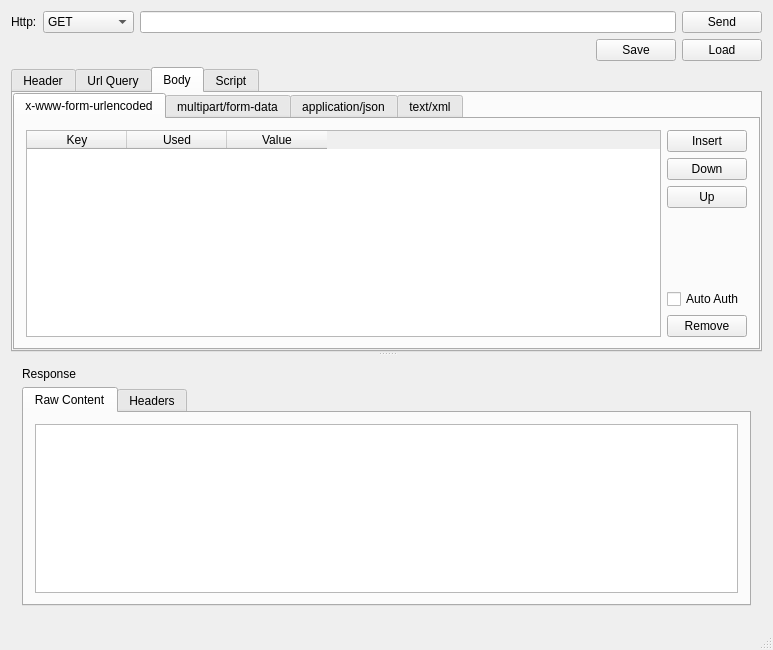
jadderbao/http-post-test, file httppost.ui: the form before one commit.
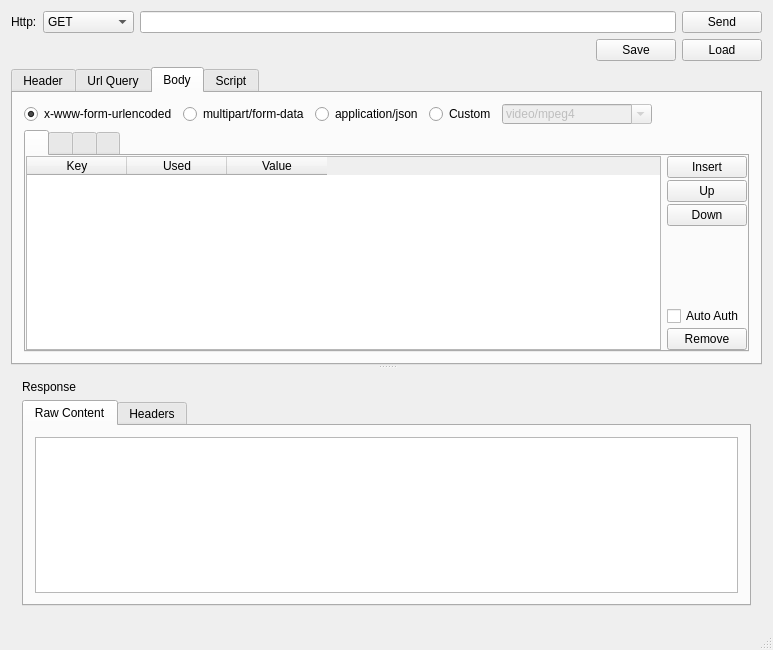
The form after the commit. Custom widgets are drawn as their Qt base class.

What changed in the file:
```diff
--- a/httppost.ui
+++ b/httppost.ui
@@ -163,13 +163,6 @@
              </property>
             </widget>
            </item>
-           <item>
-            <widget class="QPushButton" name="pushButtonHeadersDown">
-             <property name="text">
-              <string>Down</string>
-             </property>
-            </widget>
-           </item>
            <item>
             <widget class="QPushButton" name="pushButtonHeadersUp">
              <property name="text">
@@ -177,6 +170,13 @@
              </property>
             </widget>
            </item>
+           <item>
+            <widget class="QPushButton" name="pushButtonHeadersDown">
+             <property name="text">
+              <string>Down</string>
+             </property>
+            </widget>
+           </item>
            <item>
             <spacer name="verticalSpacer">
              <property name="orientation">
@@ -237,13 +237,6 @@
              </property>
             </widget>
            </item>
-           <item>
-            <widget class="QPushButton" name="pushButtonQueryDown">
-             <property name="text">
-              <string>Down</string>
-             </property>
-            </widget>
-           </item>
            <item>
             <widget class="QPushButton" name="pushButtonQueryUp">
              <property name="text">
@@ -251,6 +244,13 @@
              </property>
             </widget>
            </item>
+           <item>
+            <widget class="QPushButton" name="pushButtonQueryDown">
+             <property name="text">
+              <string>Down</string>
+             </property>
+            </widget>
+           </item>
            <item>
             <spacer name="verticalSpacer_4">
              <property name="orientation">
@@ -283,41 +283,118 @@
         </layout>
        </widget>
        <widget class="QWidget" name="tabBody">
+        <property name="enabled">
+         <bool>true</bool>
+        </property>
         <attribute name="title">
          <string>Body</string>
         </attribute>
         <layout class="QVBoxLayout" name="verticalLayout_3">
-         <property name="spacing">
-          <number>2</number>
-         </property>
-         <property name="leftMargin">
-          <number>0</number>
-         </property>
-         <property name="topMargin">
-          <number>0</number>
-         </property>
-         <property name="rightMargin">
-          <number>0</number>
-         </property>
-         <property name="bottomMargin">
-          <number>0</number>
-         </property>
+         <item>
+          <layout class="QHBoxLayout" name="horizontalLayout_8">
+           <item>
+            <widget class="QRadioButton" name="radioButtonUrlEncoded">
+             <property name="text">
+              <string>x-www-form-urlencoded</string>
+             </property>
+             <property name="checked">
+              <bool>true</bool>
+             </property>
+            </widget>
+           </item>
+           <item>
+            <widget class="QRadioButton" name="radioButtonFormData">
+             <property name="text">
+              <string>multipart/form-data</string>
+             </property>
+            </widget>
+           </item>
+           <item>
+            <widget class="QRadioButton" name="radioButtonJson">
+             <property name="text">
+              <string>application/json</string>
+             </property>
+            </widget>
+           </item>
+           <item>
+            <widget class="QRadioButton" name="radioButtonCustom">
+             <property name="text">
+              <string>Custom</string>
+             </property>
+            </widget>
+           </item>
+           <item>
+            <widget class="QComboBox" name="comboBoxCustom">
+             <property name="enabled">
+              <bool>false</bool>
+             </property>
+             <property name="minimumSize">
+              <size>
+               <width>150</width>
+               <height>1</height>
+              </size>
+             </property>
+             <property name="editable">
+              <bool>true</bool>
+             </property>
+             <item>
+              <property name="text">
+               <string>video/mpeg4</string>
+              </property>
+             </item>
+             <item>
+              <property name="text">
+               <string>audio/rn-mpeg</string>
+              </property>
+             </item>
+            </widget>
+           </item>
+           <item>
+            <spacer name="horizontalSpacer_2">
+             <property name="orientation">
+              <enum>Qt::Horizontal</enum>
+             </property>
+             <property name="sizeHint" stdset="0">
+              <size>
+               <width>40</width>
+               <height>20</height>
+              </size>
+             </property>
+            </spacer>
+           </item>
+          </layout>
+         </item>
          <item>
           <widget class="QTabWidget" name="tabWidgetPostBody">
-           <property name="tabShape">
-            <enum>QTabWidget::Rounded</enum>
+           <property name="tabletTracking">
+            <bool>false</bool>
+           </property>
+           <property name="autoFillBackground">
+            <bool>false</bool>
            </property>
            <property name="currentIndex">
             <number>0</number>
            </property>
-           <property name="elideMode">
-            <enum>Qt::ElideMiddle</enum>
-           </property>
-           <widget class="QWidget" name="tabPostKeyValue">
+           <widget class="QWidget" name="tabWidgetPostBodyPageUrlEncode">
             <attribute name="title">
-             <string>x-www-form-urlencoded</string>
+             <string/>
             </attribute>
             <layout class="QHBoxLayout" name="horizontalLayout_2">
+             <property name="spacing">
+              <number>6</number>
+             </property>
+             <property name="leftMargin">
+              <number>0</number>
+             </property>
+             <property name="topMargin">
+              <number>0</number>
+             </property>
+             <property name="rightMargin">
+              <number>0</number>
+             </property>
+             <property name="bottomMargin">
+              <number>0</number>
+             </property>
              <item>
               <widget class="key_value_table_widget" name="tableWidgetUrlEncode">
                <property name="styleSheet">
@@ -342,6 +419,9 @@
              </item>
              <item>
               <layout class="QVBoxLayout" name="verticalLayout_6">
+               <property name="spacing">
+                <number>2</number>
+               </property>
                <item>
                 <widget class="QPushButton" name="pushButtonInsert">
                  <property name="text">
@@ -349,13 +429,6 @@
                  </property>
                 </widget>
                </item>
-               <item>
-                <widget class="QPushButton" name="pushButtonUrlEncodeDown">
-                 <property name="text">
-                  <string>Down</string>
-                 </property>
-                </widget>
-               </item>
                <item>
                 <widget class="QPushButton" name="pushButtonUrlEncodeUp">
                  <property name="text">
@@ -363,6 +436,13 @@
                  </property>
                 </widget>
                </item>
+               <item>
+                <widget class="QPushButton" name="pushButtonUrlEncodeDown">
+                 <property name="text">
+                  <string>Down</string>
+                 </property>
+                </widget>
+               </item>
                <item>
                 <spacer name="verticalSpacer_2">
                  <property name="orientation">
@@ -394,11 +474,26 @@
              </item>
             </layout>
            </widget>
-           <widget class="QWidget" name="tabFormData">
+           <widget class="QWidget" name="tabWidgetPostBodyPageFormData">
             <attribute name="title">
-             <string>multipart/form-data</string>
+             <string/>
             </attribute>
             <layout class="QHBoxLayout" name="horizontalLayout_3">
+             <property name="spacing">
+              <number>6</number>
+             </property>
+             <property name="leftMargin">
+              <number>0</number>
+             </property>
+             <property name="topMargin">
+              <number>0</number>
+             </property>
+             <property name="rightMargin">
+              <number>0</number>
+             </property>
+             <property name="bottomMargin">
+              <number>0</number>
+             </property>
              <item>
               <widget class="form_data_table_widget" name="tableWidgetFormData">
                <column>
@@ -425,6 +520,9 @@
              </item>
              <item>
               <layout class="QVBoxLayout" name="verticalLayout">
+               <property name="spacing">
+                <number>6</number>
+               </property>
                <item>
                 <widget class="QPushButton" name="pushButtonFormInsert">
                  <property name="enabled">
@@ -435,13 +533,6 @@
                  </property>
                 </widget>
                </item>
-               <item>
-                <widget class="QPushButton" name="pushButtonFormDataDown">
-                 <property name="text">
-                  <string>Down</string>
-                 </property>
-                </widget>
-               </item>
                <item>
                 <widget class="QPushButton" name="pushButtonFormDataUp">
                  <property name="text">
@@ -449,6 +540,13 @@
                  </property>
                 </widget>
                </item>
+               <item>
+                <widget class="QPushButton" name="pushButtonFormDataDown">
+                 <property name="text">
+                  <string>Down</string>
+                 </property>
+                </widget>
+               </item>
                <item>
                 <widget class="QPushButton" name="pushButtonFormInsertRaw">
                  <property name="enabled">
@@ -506,19 +604,31 @@
              </item>
             </layout>
            </widget>
-           <widget class="QWidget" name="tabJson">
+           <widget class="QWidget" name="tabWidgetPostBodyPageJson">
             <attribute name="title">
-             <string>application/json</string>
+             <string/>
             </attribute>
             <layout class="QHBoxLayout" name="horizontalLayout_4">
+             <property name="leftMargin">
+              <number>0</number>
+             </property>
+             <property name="topMargin">
+              <number>0</number>
+             </property>
+             <property name="rightMargin">
+              <number>0</number>
+             </property>
+             <property name="bottomMargin">
+              <number>0</number>
+             </property>
              <item>
               <widget class="QPlainTextEdit" name="plainTextEditJson"/>
              </item>
             </layout>
            </widget>
-           <widget class="QWidget" name="tabTextXml">
+           <widget class="QWidget" name="tabWidgetPostBodyPageCustom">
             <attribute name="title">
-             <string>text/xml</string>
+             <string/>
             </attribute>
             <layout class="QHBoxLayout" name="horizontalLayout_5">
              <item>
```
